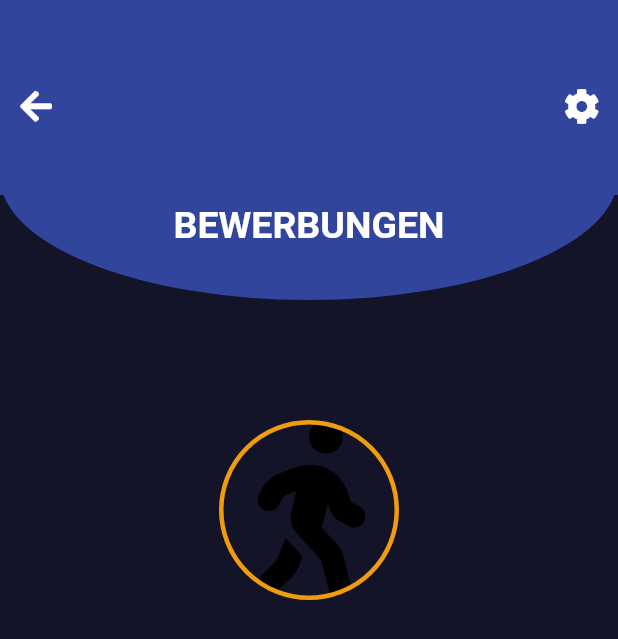
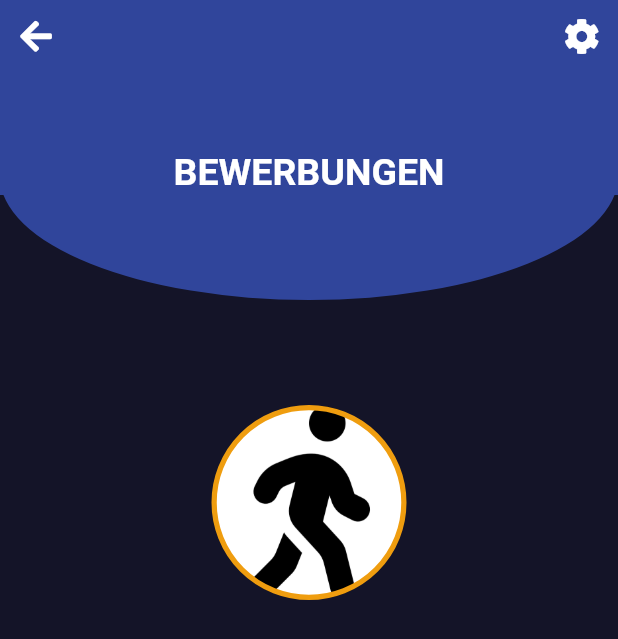
Before and after one commit to arsomesan/JoMa, a Flutter app: the AppBarReplaceableImage screen opened directly, on a phone screen of 412 x 824 dp. Shown: the top 639 px of the screen. Run offline on Flutter 3.47's test engine with Material 2 defaults, Android fonts, the phone set to English and light mode, and no system bars; our stand-ins replace animated_splash_screen, carousel_slider, flutter_map, flutter_svg, flutter_svg_provider, font_awesome_flutter and 3 more; accounts and stored records are empty; network calls fail.

Commit message:
appbar_replaceable_image.dart angepasst

```diff
--- a/lib/materials/appbar_replaceable_image.dart
+++ b/lib/materials/appbar_replaceable_image.dart
@@ -1,4 +1,6 @@
 import 'package:flutter/material.dart';
+import 'package:flutter_svg/svg.dart';
+import 'package:flutter_svg_provider/flutter_svg_provider.dart';
 import 'package:get/get_core/src/get_main.dart';
 import 'package:get/get_navigation/src/extension_navigation.dart';
 import 'package:joma/materials/assets.dart';
@@ -83,14 +85,16 @@ class AppBarReplaceableImage extends StatelessWidget implements PreferredSizeWid
                 child: Align(
                   alignment: Alignment.bottomCenter,
                   child: Container(
-                    height: 120,
-                    width: 120,
+                    height: 130,
+                    width: 130,
                     decoration: BoxDecoration(
+                      //color: bgColorBar,
+                      color: AppColors().white,
                       shape: BoxShape.circle,
                       image: bild,
                       border: Border.all(
                         color: AppColors().darkSecondaryColor,
-                        width: 3,
+                        width: 3.5,
                       )
                       //color: Colors.green,
                     ),
@@ -100,7 +104,7 @@ class AppBarReplaceableImage extends StatelessWidget implements PreferredSizeWid
               ),
 
               Positioned.fill(
-                top: -100,
+                top: -170,
                 //left: 30,
                 child: Align(
                   alignment: Alignment.center,
@@ -114,7 +118,6 @@ class AppBarReplaceableImage extends StatelessWidget implements PreferredSizeWid
                 ),
               ),
               Positioned.fill(
-                top: 47,
                   child: Align(
                     alignment: Alignment.topLeft,
                     child: IconButton(
@@ -126,7 +129,6 @@ class AppBarReplaceableImage extends StatelessWidget implements PreferredSizeWid
                   ),
               ),
               Positioned.fill(
-                top: 47,
                 child: Align(
                     alignment: Alignment.topRight,
                     child: IconButton(
```
